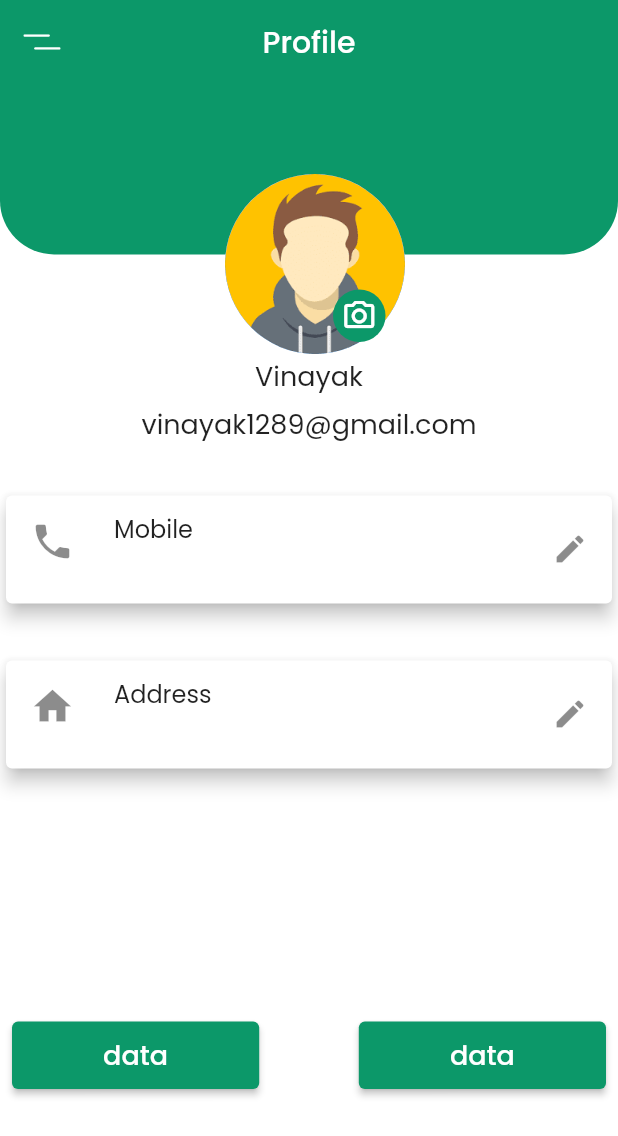
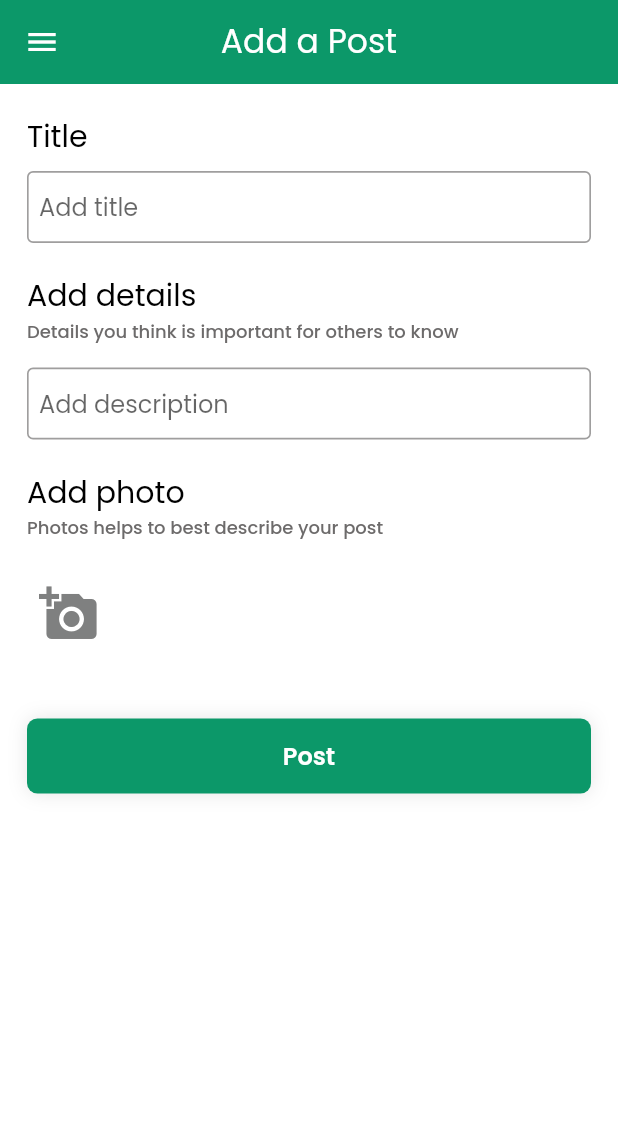
Before and after one commit to Vinayak9307/Mandrake, a Flutter app: the screen it shows after launch, on a phone screen of 412 x 824 dp. Shown: the top 1136 px of the screen. Run offline on Flutter 3.47's test engine with Material 2 defaults, Android fonts, the phone set to English and light mode, and no system bars; our stand-ins replace cloud_firestore, curved_navigation_bar, firebase_auth, firebase_core, flutter_svg, get and 3 more; accounts and stored records are empty.

Commit message:
added create post page

```diff
--- a/lib/main.dart
+++ b/lib/main.dart
@@ -3,6 +3,7 @@ import 'package:flutter/material.dart';
 import 'package:google_fonts/google_fonts.dart';
 import 'package:mandrake/providers/buyer_provider.dart';
 import 'package:mandrake/views/buyer/buyer_feed.dart';
+import 'package:mandrake/views/buyer/create_post.dart';
 import 'package:mandrake/views/buyer/login_view.dart';
 import 'package:mandrake/views/buyer/profile.dart';
 import 'package:mandrake/views/buyer/signup_view.dart';
@@ -45,7 +46,7 @@ class MyApp extends StatelessWidget {
           scaffoldBackgroundColor: Colors.white,
         ),
         debugShowCheckedModeBanner: false,
-        home: const Profile(),
+        home: const CreatePost(),
       ),
     );
   }
--- /dev/null
+++ b/lib/views/buyer/create_post.dart
@@ -0,0 +1,277 @@
+import 'dart:typed_data';
+
+import 'package:flutter/material.dart';
+import 'package:image_picker/image_picker.dart';
+
+import '../../utils/button_global.dart';
+import '../../utils/drop_down_items.dart';
+import '../../utils/global_colors.dart';
+import '../../utils/utils.dart';
+
+class CreatePost extends StatefulWidget {
+  const CreatePost({super.key});
+
+  @override
+  State<CreatePost> createState() => _CreatePostState();
+}
+
+class _CreatePostState extends State<CreatePost> {
+  String? selectedCategory = '';
+  String? title = '';
+  String? description = '';
+  final List<Uint8List> _imgList = [];
+  final formKey = GlobalKey<FormState>();
+  bool isLoading = false;
+
+  void showImage() async {
+    Uint8List im = await pickImage(ImageSource.gallery);
+    setState(() {
+      if (_imgList.length == 0) {
+        _imgList.add(im);
+      } else {
+        _imgList[0] = im;
+      }
+    });
+  }
+
+  @override
+  Widget build(BuildContext context) {
+    return GestureDetector(
+      onTap: () => {FocusScope.of(context).requestFocus(FocusNode())},
+      child: Scaffold(
+        appBar: AppBar(
+          backgroundColor: GlobalColor.mainColor,
+          elevation: 0,
+          centerTitle: true,
+          title: const Text(
+            "Add a Post",
+            style: TextStyle(
+              fontSize: 22,
+              color: Colors.white,
+              fontWeight: FontWeight.w400,
+            ),
+          ),
+        ),
+        body: SingleChildScrollView(
+          child: Form(
+            key: formKey,
+            child: Container(
+              padding: const EdgeInsets.only(left: 18, right: 18),
+              child: Column(
+                crossAxisAlignment: CrossAxisAlignment.start,
+                children: [
+                  const SizedBox(
+                    height: 20,
+                  ),
+                  const Text(
+                    "Title",
+                    textAlign: TextAlign.start,
+                    style: TextStyle(
+                      fontSize: 20,
+                      color: Colors.black,
+                      fontWeight: FontWeight.w400,
+                    ),
+                  ),
+                  const SizedBox(
+                    height: 8,
+                  ),
+                  TextFormField(
+                    minLines: 1,
+                    maxLines: 4,
+                    validator: (value) {
+                      if (value!.isEmpty) {
+                        return "Title can't be left empty.";
+                      }
+                      return null;
+                    },
+                    onChanged: (value) {
+                      setState(() {
+                        title = value;
+                      });
+                    },
+                    decoration: InputDecoration(
+                      hintText: "Add title",
+                      focusedErrorBorder: OutlineInputBorder(
+                        borderRadius: BorderRadius.circular(4.0),
+                        borderSide: const BorderSide(
+                          color: Color.fromARGB(255, 159, 158, 158),
+                          width: 1.1,
+                        ),
+                      ),
+                      errorBorder: OutlineInputBorder(
+                        borderRadius: BorderRadius.circular(4.0),
+                        borderSide: const BorderSide(
+                          color: Color.fromARGB(255, 159, 158, 158),
+                          width: 1.1,
+                        ),
+                      ),
+                      focusedBorder: OutlineInputBorder(
+                        borderRadius: BorderRadius.circular(4.0),
+                        borderSide: const BorderSide(
+                          color: Color.fromARGB(255, 159, 158, 158),
+                          width: 1.1,
+                        ),
+                      ),
+                      enabledBorder: OutlineInputBorder(
+                        borderRadius: BorderRadius.circular(4.0),
+                        borderSide: const BorderSide(
+                          color: Color.fromARGB(255, 159, 158, 158),
+                          width: 1.1,
+                        ),
+                      ),
+                      contentPadding: const EdgeInsets.only(top: 13, left: 8),
+                    ),
+                  ),
+                  const SizedBox(
+                    height: 20,
+                  ),
+                  const Text(
+                    "Add details",
+                    textAlign: TextAlign.start,
+                    style: TextStyle(
+                      fontSize: 20,
+                      color: Colors.black,
+                      fontWeight: FontWeight.w400,
+                    ),
+                  ),
+                  const Text(
+                    "Details you think is important for others to know",
+                    textAlign: TextAlign.start,
+                    style: TextStyle(
+                      fontSize: 12,
+                      color: Color.fromARGB(255, 109, 107, 107),
+                      fontWeight: FontWeight.w500,
+                    ),
+                  ),
+                  const SizedBox(
+                    height: 15,
+                  ),
+                  TextFormField(
+                    minLines: 1,
+                    maxLines: 4,
+                    validator: (value) {
+                      if (value!.isEmpty) {
+                        return "Description can't be left empty.";
+                      }
+                      return null;
+                    },
+                    onChanged: (value) {
+                      setState(() {
+                        description = value;
+                      });
+                    },
+                    decoration: InputDecoration(
+                      hintText: "Add description",
+                      focusedErrorBorder: OutlineInputBorder(
+                        borderRadius: BorderRadius.circular(4.0),
+                        borderSide: const BorderSide(
+                          color: Color.fromARGB(255, 159, 158, 158),
+                          width: 1.1,
+                        ),
+                      ),
+                      errorBorder: OutlineInputBorder(
+                        borderRadius: BorderRadius.circular(4.0),
+                        borderSide: const BorderSide(
+                          color: Color.fromARGB(255, 159, 158, 158),
+                          width: 1.1,
+                        ),
+                      ),
+                      focusedBorder: OutlineInputBorder(
+                        borderRadius: BorderRadius.circular(4.0),
+                        borderSide: const BorderSide(
+                          color: Color.fromARGB(255, 159, 158, 158),
+                          width: 1.1,
+                        ),
+                      ),
+                      enabledBorder: OutlineInputBorder(
+                        borderRadius: BorderRadius.circular(4.0),
+                        borderSide: const BorderSide(
+                          color: Color.fromARGB(255, 159, 158, 158),
+                          width: 1.1,
+                        ),
+                      ),
+                      contentPadding: const EdgeInsets.only(top: 13, left: 8),
+                    ),
+                  ),
+                  const SizedBox(
+                    height: 20,
+                  ),
+                  const Text(
+                    "Add photo",
+                    textAlign: TextAlign.start,
+                    style: TextStyle(
+                      fontSize: 20,
+                      color: Colors.black,
+                      fontWeight: FontWeight.w400,
+                    ),
+                  ),
+                  const Text(
+                    "Photos helps to best describe your post",
+                    textAlign: TextAlign.start,
+                    style: TextStyle(
+                      fontSize: 12,
+                      color: Color.fromARGB(255, 109, 107, 107),
+                      fontWeight: FontWeight.w500,
+                    ),
+                  ),
+                  const SizedBox(
+                    height: 20,
+                  ),
+                  IconButton(
+                    icon: const Icon(
+                      Icons.add_a_photo,
+                      color: Color.fromRGBO(127, 128, 128, 1),
+                      size: 40.0,
+                    ),
+                    color: Colors.blue,
+                    onPressed: showImage,
+                  ),
+                  const SizedBox(
+                    width: 30,
+                  ),
+                  _imgList.isNotEmpty
+                      // ? CircleAvatar(
+                      //     radius: 64,
+                      //     backgroundImage: MemoryImage(_imgList[0]),
+                      //   )
+
+                      ? Padding(
+                          padding: const EdgeInsets.all(13.0),
+                          child: SizedBox(
+                            child: Image.memory(_imgList[0]),
+                          ),
+                        )
+                      : Container(),
+                  const SizedBox(
+                    height: 50,
+                  ),
+                  ButtonGlobal(
+                    text: "Post",
+                    onTap: () async {
+                      if (formKey.currentState!.validate()) {
+                        //addComplaint();
+                      }
+                    },
+                    isLoading: isLoading,
+                  ),
+                  SizedBox(
+                    height: 50,
+                  )
+                ],
+              ),
+            ),
+          ),
+        ),
+        drawer: Drawer(
+          child: SingleChildScrollView(
+            child: Column(
+              children: const [
+                //Drawer(),
+              ],
+            ),
+          ),
+        ),
+      ),
+    );
+  }
+}
--- a/pubspec.yaml
+++ b/pubspec.yaml
@@ -77,7 +77,7 @@ flutter:
 
   # To add assets to your application, add an assets section, like this:
   assets:
-    - assets/icons
+   # - assets/icons
     - assets/images/
 
   # An image asset can refer to one or more resolution-specific "variants", see
```
Also changed, not shown: lib/views/about_page.dart (added, +113 -0 lines), lib/views/buyer/drawer.dart (added, +102 -0 lines).
